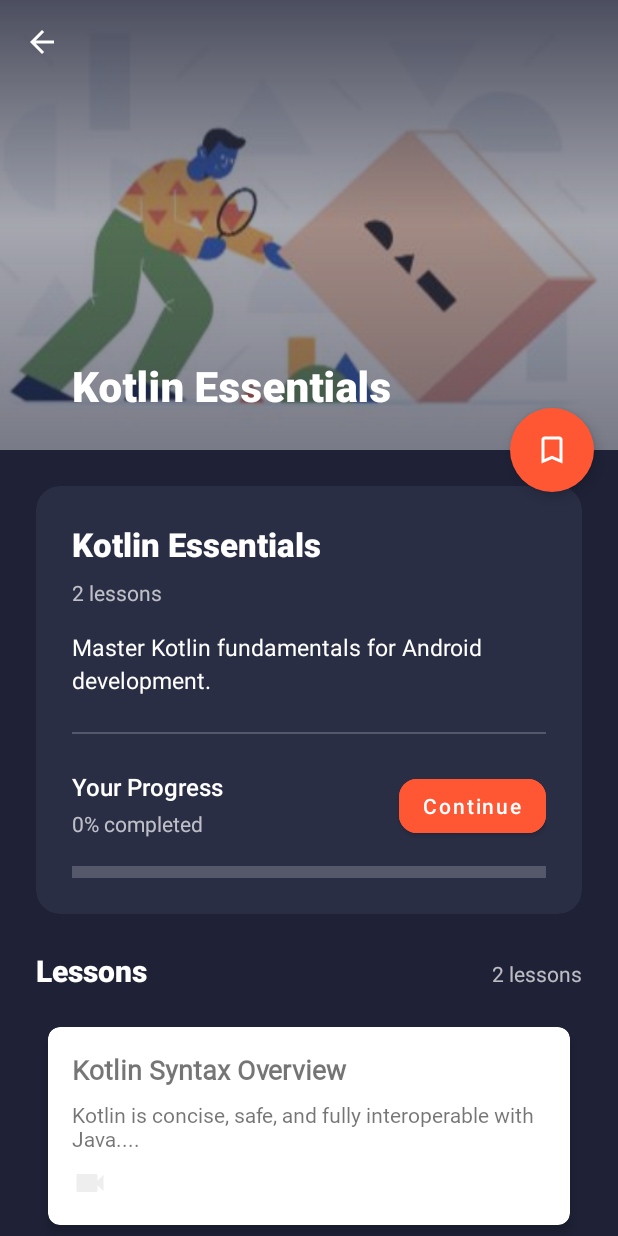
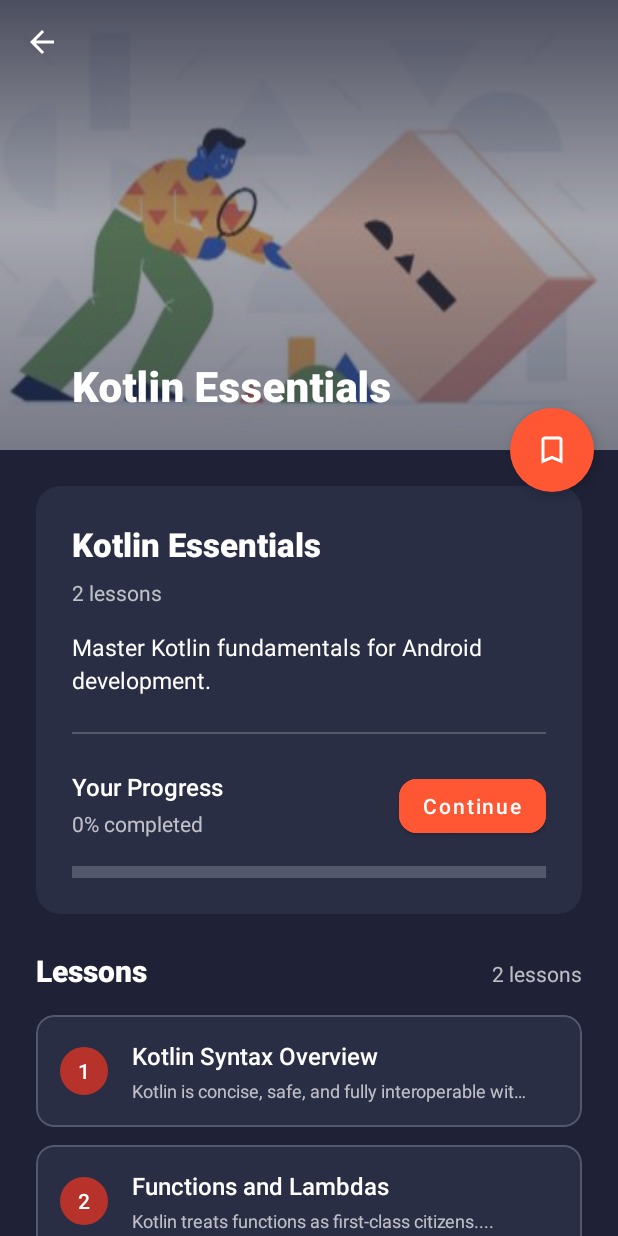
Before and after one commit to plank3minutes/AndroidAppY4, an Android app: the screen it shows after launch (MainActivity), after a tap on "Kotlin Essentials", on a phone screen of 412 x 824 dp. Run offline under Robolectric (Android 15) with nearby library versions, the phone set to English and light mode, and no system bars; our stand-ins replace Room's generated code, Timber, navigation-ui.

Commit message:
Fix complete button

```diff
--- a/app/src/main/java/com/appsnipp/education/ui/adapter/LessonAdapter.java
+++ b/app/src/main/java/com/appsnipp/education/ui/adapter/LessonAdapter.java
@@ -72,6 +72,7 @@ public class LessonAdapter extends RecyclerView.Adapter<LessonAdapter.LessonView
         private final TextView textLessonDescription;
         private final ImageView imageVideoIndicator;
         private final ImageView imageCompleted;
+        private final TextView textLessonNumber;
 
         public LessonViewHolder(@NonNull View itemView) {
             super(itemView);
@@ -79,9 +80,11 @@ public class LessonAdapter extends RecyclerView.Adapter<LessonAdapter.LessonView
             textLessonDescription = itemView.findViewById(R.id.textLessonDescription);
             imageVideoIndicator = itemView.findViewById(R.id.imageVideoIndicator);
             imageCompleted = itemView.findViewById(R.id.imageCompleted);
+            textLessonNumber = itemView.findViewById(R.id.textLessonNumber);
         }
 
         public void bind(Lesson lesson, LessonStatus status, int position) {
+            textLessonNumber.setText(String.valueOf(position + 1));
             textLessonTitle.setText(lesson.getTitle());
             textLessonDescription.setText(lesson.getContent().substring(0, Math.min(lesson.getContent().length(), 100)) + "...");
 
--- a/app/src/main/java/com/appsnipp/education/ui/lesson/LessonDetailFragment.java
+++ b/app/src/main/java/com/appsnipp/education/ui/lesson/LessonDetailFragment.java
@@ -60,10 +60,6 @@ public class LessonDetailFragment extends Fragment {
         if (getArguments() != null) {
             lessonId = getArguments().getString("lessonId");
             courseId = getArguments().getString("courseId");
-            int quizScore = getArguments().getInt("quizScore", 0);
-            if (quizScore > 0) {
-                onQuizCompleted(quizScore);
-            }
         }
 
         setupToolbar();
@@ -178,6 +174,12 @@ public class LessonDetailFragment extends Fragment {
                             binding.buttonCompleteLesson.setEnabled(false);
                             binding.buttonTakeQuiz.setEnabled(false);
                         }
+                        if (status != null && status.getQuizScore() > 0 && !status.isCompleted()) {
+                            onQuizCompleted();
+                        }
+                        if (status == null ) {
+                            binding.buttonCompleteLesson.setEnabled(false);
+                        }
                     });
         }
     }
@@ -188,7 +190,7 @@ public class LessonDetailFragment extends Fragment {
         binding.buttonCompleteLesson.setEnabled(canComplete);
     }
 
-    public void onQuizCompleted(int score) {
+    public void onQuizCompleted() {
         isQuizCompleted = true;
         checkCompletionStatus();
     }
--- a/app/src/main/java/com/appsnipp/education/ui/quiz/QuizFragment.java
+++ b/app/src/main/java/com/appsnipp/education/ui/quiz/QuizFragment.java
@@ -272,12 +272,14 @@ public class QuizFragment extends Fragment {
         Toast.makeText(requireContext(), getString(R.string.quiz_score, score, questions.size(), percentage), Toast.LENGTH_LONG).show();
 
         // Navigate to quiz fragment
-        Bundle args = new Bundle();
-        args.putString("lessonId", lessonId);
-        args.putString("courseId", courseId);
-        args.putInt("quizScore", percentage);
-        NavHostFragment.findNavController(this)
-                .navigate(R.id.action_quizFragment_to_lessonDetailFragment, args);
+//        Bundle args = new Bundle();
+//        args.putString("lessonId", lessonId);
+//        args.putString("courseId", courseId);
+//        args.putInt("quizScore", percentage);
+//        NavHostFragment.findNavController(this)
+//                .navigate(R.id.action_quizFragment_to_lessonDetailFragment, args);
+
+        NavHostFragment.findNavController(this).popBackStack();
     }
 
     @Override
--- a/app/src/main/res/drawable/circle_background.xml
+++ b/app/src/main/res/drawable/circle_background.xml
@@ -1,5 +1,5 @@
 <?xml version="1.0" encoding="utf-8"?>
 <shape xmlns:android="http://schemas.android.com/apk/res/android"
     android:shape="oval">
-    <solid android:color="#4DFF5733" />
+    <solid android:color="#B6322B" />
 </shape>
--- a/app/src/main/res/layout/item_lesson.xml
+++ b/app/src/main/res/layout/item_lesson.xml
@@ -1,12 +1,15 @@
 <?xml version="1.0" encoding="utf-8"?>
-<androidx.cardview.widget.CardView xmlns:android="http://schemas.android.com/apk/res/android"
+<com.google.android.material.card.MaterialCardView xmlns:android="http://schemas.android.com/apk/res/android"
     xmlns:app="http://schemas.android.com/apk/res-auto"
     xmlns:tools="http://schemas.android.com/tools"
     android:layout_width="match_parent"
     android:layout_height="wrap_content"
-    android:layout_margin="8dp"
-    app:cardCornerRadius="8dp"
-    app:cardElevation="4dp">
+    android:layout_marginBottom="12dp"
+    app:cardBackgroundColor="@color/card_background"
+    app:cardCornerRadius="12dp"
+    app:cardElevation="0dp"
+    app:strokeColor="#33FFFFFF"
+    app:strokeWidth="1dp">
 
     <androidx.constraintlayout.widget.ConstraintLayout
         android:layout_width="match_parent"
@@ -14,38 +17,87 @@
         android:padding="16dp">
 
         <TextView
+            android:id="@+id/textLessonNumber"
+            android:layout_width="32dp"
+            android:layout_height="32dp"
+            android:background="@drawable/circle_background"
+            android:fontFamily="sans-serif-medium"
+            android:gravity="center"
+            android:textColor="@color/white"
+            android:textSize="14sp"
+            app:layout_constraintBottom_toBottomOf="parent"
+            app:layout_constraintStart_toStartOf="parent"
+            app:layout_constraintTop_toTopOf="parent"
+            tools:text="1" />
+
+        <TextView
             android:id="@+id/textLessonTitle"
             android:layout_width="0dp"
             android:layout_height="wrap_content"
-            android:textSize="18sp"
-            android:textStyle="bold"
-            app:layout_constraintEnd_toEndOf="parent"
-            app:layout_constraintStart_toStartOf="parent"
+            android:layout_marginStart="16dp"
+            android:layout_marginEnd="16dp"
+            android:ellipsize="end"
+            android:fontFamily="sans-serif-medium"
+            android:maxLines="2"
+            android:textColor="@color/white"
+            android:textSize="16sp"
+            app:layout_constraintBottom_toTopOf="@+id/textLessonDescription"
+            app:layout_constraintEnd_toStartOf="@+id/imageCompleted"
+            app:layout_constraintStart_toEndOf="@+id/textLessonNumber"
             app:layout_constraintTop_toTopOf="parent"
-            tools:text="Introduction to Android" />
+            app:layout_constraintVertical_chainStyle="packed"
+            tools:text="Introduction to Android Development" />
 
         <TextView
             android:id="@+id/textLessonDescription"
             android:layout_width="0dp"
             android:layout_height="wrap_content"
-            android:layout_marginTop="8dp"
+            android:layout_marginStart="16dp"
+            android:layout_marginTop="4dp"
+            android:layout_marginEnd="16dp"
             android:ellipsize="end"
-            android:maxLines="2"
-            app:layout_constraintEnd_toEndOf="parent"
-            app:layout_constraintStart_toStartOf="parent"
+            android:fontFamily="sans-serif"
+            android:maxLines="1"
+            android:textColor="#B3FFFFFF"
+            android:textSize="12sp"
+            app:layout_constraintBottom_toBottomOf="parent"
+            app:layout_constraintEnd_toStartOf="@+id/imageCompleted"
+            app:layout_constraintStart_toEndOf="@+id/textLessonNumber"
             app:layout_constraintTop_toBottomOf="@+id/textLessonTitle"
             tools:text="Learn the basics of Android development and the Android ecosystem" />
 
-        <ImageView
-            android:id="@+id/imageVideoIndicator"
-            android:layout_width="24dp"
-            android:layout_height="24dp"
-            android:layout_marginTop="8dp"
-            android:contentDescription="@string/video_available"
-            android:src="@drawable/ic_video"
+        <LinearLayout
+            android:id="@+id/layoutIndicators"
+            android:layout_width="wrap_content"
+            android:layout_height="wrap_content"
+            android:layout_marginStart="16dp"
+            android:layout_marginTop="4dp"
+            android:gravity="center_vertical"
+            android:orientation="horizontal"
             android:visibility="gone"
-            app:layout_constraintStart_toStartOf="parent"
-            app:layout_constraintTop_toBottomOf="@+id/textLessonDescription" />
+            app:layout_constraintStart_toEndOf="@+id/textLessonNumber"
+            app:layout_constraintTop_toBottomOf="@+id/textLessonDescription">
+
+            <ImageView
+                android:id="@+id/imageVideoIndicator"
+                android:layout_width="16dp"
+                android:layout_height="16dp"
+                android:contentDescription="@string/video_available"
+                android:src="@drawable/ic_video"
+                app:tint="#B3FFFFFF" />
+
+        </LinearLayout>
+
+<!--        <ImageView-->
+<!--            android:id="@+id/imageStatus"-->
+<!--            android:layout_width="24dp"-->
+<!--            android:layout_height="24dp"-->
+<!--            android:contentDescription="@string/lesson_completed"-->
+<!--            app:layout_constraintBottom_toBottomOf="parent"-->
+<!--            app:layout_constraintEnd_toEndOf="parent"-->
+<!--            app:layout_constraintTop_toTopOf="parent"-->
+<!--            tools:src="@drawable/ic_play_circle"-->
+<!--            tools:tint="@color/bright_orange" />-->
 
         <ImageView
             android:id="@+id/imageCompleted"
@@ -55,8 +107,11 @@
             android:contentDescription="@string/lesson_completed"
             android:src="@drawable/ic_check_circle"
             android:visibility="gone"
+            tools:tint="@color/bright_orange"
+            app:layout_constraintBottom_toBottomOf="parent"
             app:layout_constraintEnd_toEndOf="parent"
-            app:layout_constraintTop_toBottomOf="@+id/textLessonDescription" />
+            app:layout_constraintTop_toTopOf="parent"/>
+
 
     </androidx.constraintlayout.widget.ConstraintLayout>
-</androidx.cardview.widget.CardView>
+</com.google.android.material.card.MaterialCardView>
```
